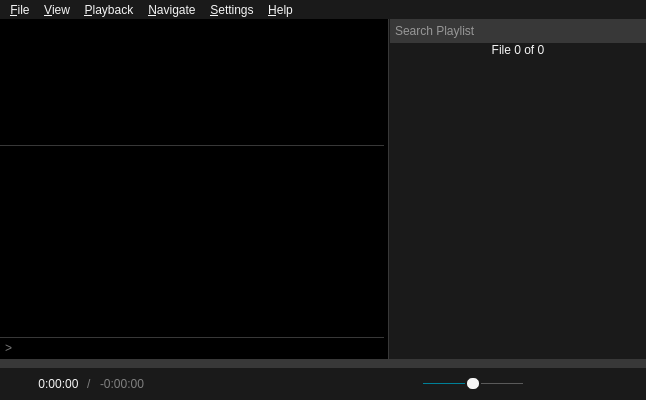
The window that src/ui/mainwindow.ui (u8sand/Baka-MPlayer) describes before a commit, drawn with Qt 5.
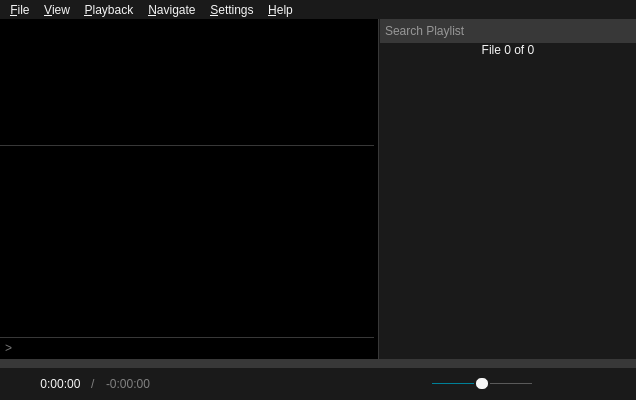
The same window after the commit. Icons and pictures are not drawn. Custom widgets are drawn as their Qt base class.

Commit message: mainwindow.ui: increase spacing between playback controls

```diff
--- a/src/ui/mainwindow.ui
+++ b/src/ui/mainwindow.ui
@@ -6,7 +6,7 @@
    <rect>
     <x>0</x>
     <y>0</y>
-    <width>646</width>
+    <width>636</width>
     <height>400</height>
    </rect>
   </property>
@@ -599,7 +599,7 @@
          </property>
          <layout class="QHBoxLayout" name="horizontalLayout_4">
           <property name="spacing">
-           <number>8</number>
+           <number>10</number>
           </property>
           <property name="leftMargin">
            <number>0</number>
@@ -728,7 +728,7 @@
        <item>
         <layout class="QHBoxLayout" name="horizontalLayout_2">
          <property name="spacing">
-          <number>14</number>
+          <number>18</number>
          </property>
          <item>
           <widget class="QPushButton" name="rewindButton">
@@ -985,7 +985,7 @@
            </property>
            <property name="sizeHint" stdset="0">
             <size>
-             <width>55</width>
+             <width>48</width>
              <height>20</height>
             </size>
            </property>
@@ -1062,7 +1062,7 @@
     <rect>
      <x>0</x>
      <y>0</y>
-     <width>646</width>
+     <width>636</width>
      <height>23</height>
     </rect>
    </property>
```
